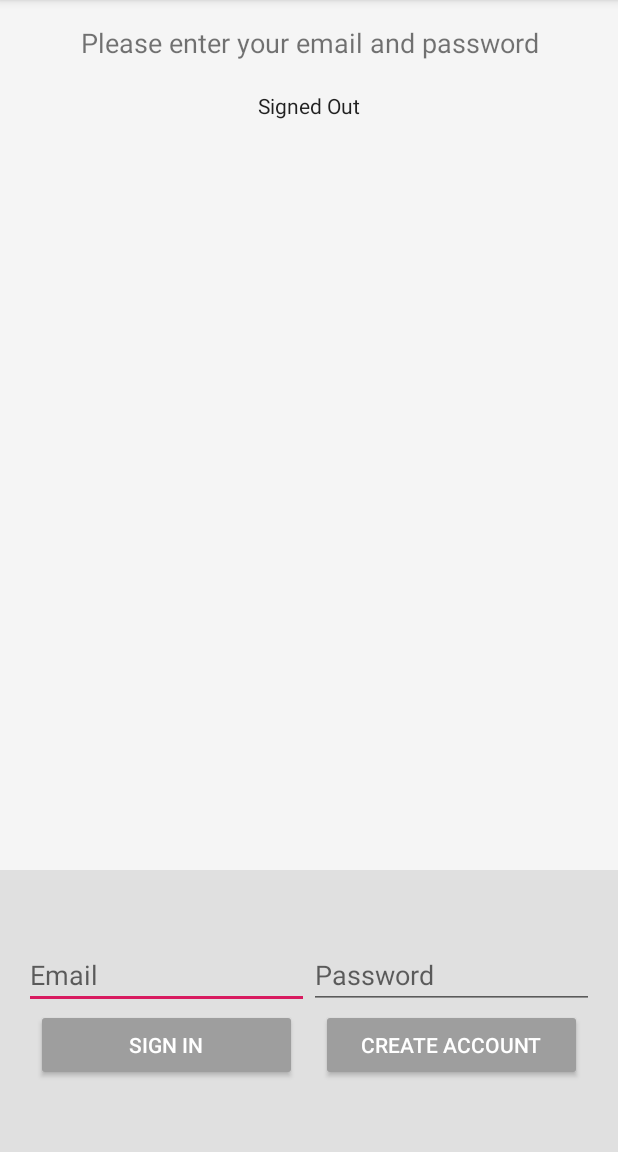
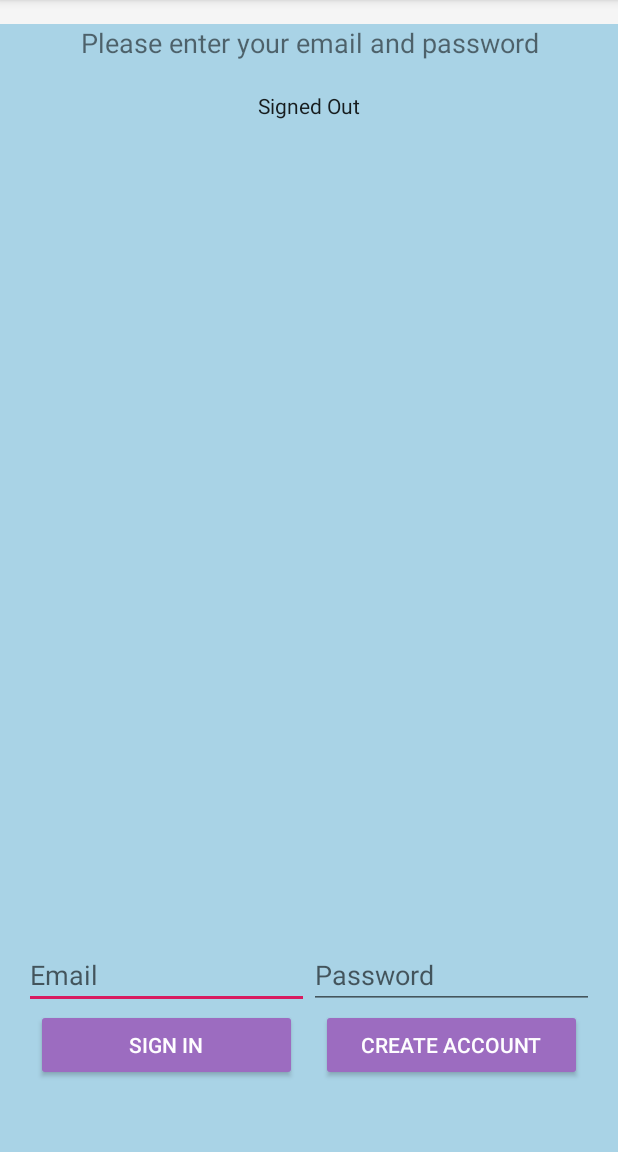
Before and after one commit to CantonCode/CS4048, an Android app: the screen it shows after launch (EmailPasswordActivity), after a tap on "LOGIN", on a phone screen of 412 x 824 dp, the part 84-1236 px from its top. Run offline under Robolectric (Android 15) with nearby library versions, the phone set to English and light mode, and no system bars; our stand-ins replace Firebase (no records; nobody signed in at launch, a user with empty details on screens opened directly).

Commit message:
Styled Activities

```diff
--- a/conorfirebasewk2/app/src/main/res/layout/activity_emailpassword.xml
+++ b/conorfirebasewk2/app/src/main/res/layout/activity_emailpassword.xml
@@ -26,6 +26,7 @@
             android:layout_width="match_parent"
             android:layout_height="0dp"
             android:layout_weight="3"
+            android:background="#A9D3E6"
             android:gravity="center_horizontal"
             android:orientation="vertical">
 
@@ -55,6 +56,7 @@
             android:layout_height="0dp"
             android:layout_weight="1"
             android:background="@color/grey_300"
+            android:backgroundTint="#A9D3E6"
             android:gravity="center_vertical">
 
             <LinearLayout
@@ -93,22 +95,26 @@
 
                 <Button
                     android:id="@+id/emailSignInButton"
+                    android:layout_width="0dp"
+                    android:layout_height="wrap_content"
                     android:layout_marginStart="@dimen/button_horizontal_margin"
                     android:layout_marginEnd="@dimen/button_horizontal_margin"
-                    android:layout_width="0dp"
-                    android:layout_height="wrap_content"
                     android:layout_weight="1"
+                    android:backgroundTint="#9C6CC0"
                     android:text="@string/sign_in"
+                    android:textColor="#FCFFFFFF"
                     android:theme="@style/ThemeOverlay.MyDarkButton" />
 
                 <Button
                     android:id="@+id/emailCreateAccountButton"
+                    android:layout_width="0dp"
+                    android:layout_height="wrap_content"
                     android:layout_marginStart="@dimen/button_horizontal_margin"
                     android:layout_marginEnd="@dimen/button_horizontal_margin"
-                    android:layout_width="0dp"
-                    android:layout_height="wrap_content"
                     android:layout_weight="1"
+                    android:backgroundTint="#9C6CC0"
                     android:text="@string/create_account"
+                    android:textColor="#FCFFFFFF"
                     android:theme="@style/ThemeOverlay.MyDarkButton" />
             </LinearLayout>
 
@@ -125,20 +131,20 @@
 
                 <Button
                     android:id="@+id/signOutButton"
+                    android:layout_width="0dp"
+                    android:layout_height="wrap_content"
                     android:layout_marginStart="@dimen/button_horizontal_margin"
                     android:layout_marginEnd="@dimen/button_horizontal_margin"
-                    android:layout_width="0dp"
-                    android:layout_height="wrap_content"
                     android:layout_weight="1.0"
                     android:text="@string/sign_out"
                     android:theme="@style/ThemeOverlay.MyDarkButton" />
 
                 <Button
                     android:id="@+id/verifyEmailButton"
+                    android:layout_width="0dp"
+                    android:layout_height="wrap_content"
                     android:layout_marginStart="@dimen/button_horizontal_margin"
                     android:layout_marginEnd="@dimen/button_horizontal_margin"
-                    android:layout_width="0dp"
-                    android:layout_height="wrap_content"
                     android:layout_weight="1.0"
                     android:text="@string/verify_email"
                     android:theme="@style/ThemeOverlay.MyDarkButton" />
--- a/conorfirebasewk2/app/src/main/res/layout/activity_new_post.xml
+++ b/conorfirebasewk2/app/src/main/res/layout/activity_new_post.xml
@@ -30,6 +30,7 @@
         android:layout_marginEnd="144dp"
         android:backgroundTint="#9C6CC0"
         android:text="@string/make_new_post"
+        android:textColor="#FCFFFFFF"
         app:layout_constraintEnd_toEndOf="parent"
         app:layout_constraintStart_toStartOf="parent"
         app:layout_constraintTop_toBottomOf="@+id/postContent" />
--- a/conorfirebasewk2/app/src/main/res/layout/activity_view_posts.xml
+++ b/conorfirebasewk2/app/src/main/res/layout/activity_view_posts.xml
@@ -38,6 +38,7 @@
         android:layout_marginBottom="40dp"
         android:backgroundTint="#9C6CC0"
         android:text="@string/new_post"
+        android:textColor="#FCFFFFFF"
         app:layout_constraintBottom_toBottomOf="parent"
         app:layout_constraintStart_toStartOf="parent" />
 
@@ -49,6 +50,7 @@
         android:layout_marginBottom="40dp"
         android:backgroundTint="#EDE21059"
         android:text="@string/sign_out"
+        android:textColor="#FCFFFFFF"
         app:layout_constraintBottom_toBottomOf="parent"
         app:layout_constraintEnd_toEndOf="parent" />
 </androidx.constraintlayout.widget.ConstraintLayout>
--- a/conorfirebasewk2/app/src/main/res/layout/base_activity.xml
+++ b/conorfirebasewk2/app/src/main/res/layout/base_activity.xml
@@ -19,7 +19,7 @@
         android:onClick="onClick"
         android:text="Login"
         android:textAlignment="center"
-        android:textColor="#101110"
+        android:textColor="#FCFFFFFF"
         android:textSize="24sp"
         app:layout_constraintEnd_toEndOf="parent"
         app:layout_constraintStart_toStartOf="parent"
```
